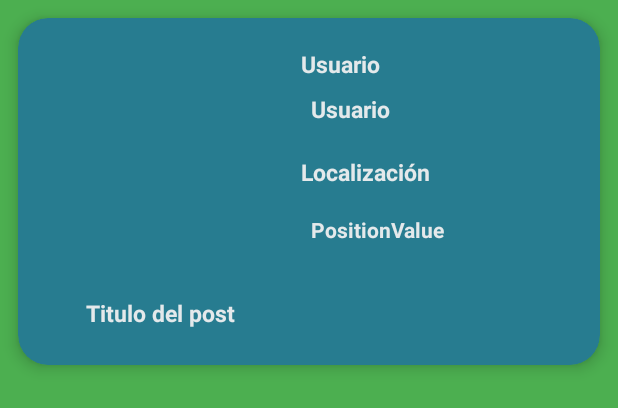
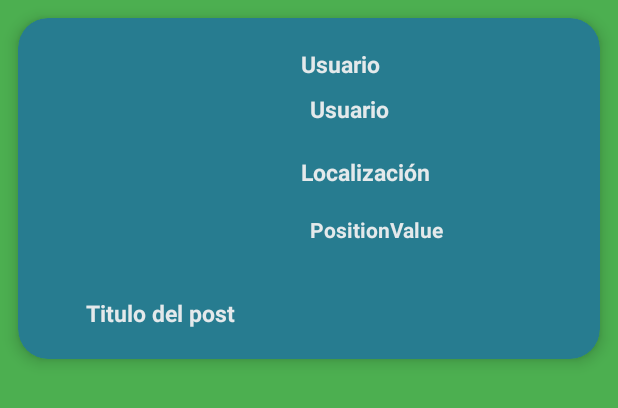
Before and after one commit to anton-gendra/plant-planner, an Android app: the layout card_view.xml on its own in the app's theme, with its tools: preview values and no code run, on a phone screen of 412 x 824 dp. Shown: the top 408 px of the screen. Run offline under Robolectric (Android 15) with nearby library versions, the phone set to English and light mode, and no system bars.

Commit message:
Ajustes de card view

```diff
--- a/app/src/main/res/layout/card_view.xml
+++ b/app/src/main/res/layout/card_view.xml
@@ -53,15 +53,14 @@
 
         <TextView
             android:id="@+id/item_userValue"
-            android:layout_width="160dp"
-            android:layout_height="39dp"
+            android:layout_width="wrap_content"
+            android:layout_height="wrap_content"
+            android:layout_alignStart="@+id/item_user"
             android:layout_alignParentTop="true"
             android:layout_alignParentEnd="true"
-            android:layout_marginStart="-46dp"
+            android:layout_marginStart="6dp"
             android:layout_marginTop="30dp"
-            android:layout_marginEnd="9dp"
-            android:layout_toStartOf="@id/item_user"
-            android:layout_toEndOf="@id/item_user"
+            android:layout_marginEnd="25dp"
             android:text="Usuario"
             android:textColor="@color/white"
             android:textSize="15sp"
@@ -82,14 +81,14 @@
 
         <TextView
             android:id="@+id/item_PositionValue"
-            android:layout_width="174dp"
-            android:layout_height="80dp"
+            android:layout_width="wrap_content"
+            android:layout_height="wrap_content"
             android:layout_below="@+id/item_Position"
-            android:layout_alignStart="@+id/item_userValue"
-            android:layout_alignEnd="@+id/item_Position"
-            android:layout_marginStart="0dp"
+            android:layout_alignStart="@+id/item_Position"
+            android:layout_alignParentEnd="true"
+            android:layout_marginStart="6dp"
             android:layout_marginTop="3dp"
-            android:layout_marginEnd="-55dp"
+            android:layout_marginEnd="11dp"
             android:text="PositionValue"
             android:textColor="@color/white"
             android:textStyle="bold" />
```
